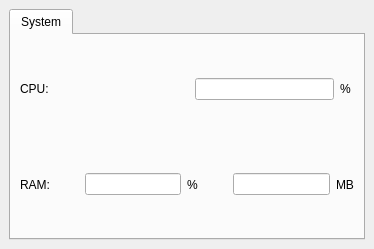
The window that src/gui/ui/dockwidget.ui (pblottiere/snail) describes before a commit, drawn with Qt 5.
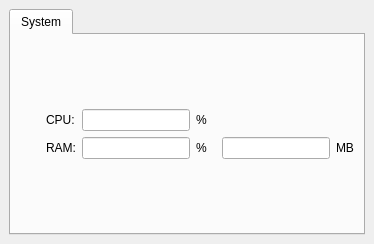
The same window after the commit.

Commit message: Update ui tab system

Patch:
```diff
--- a/src/gui/ui/dockwidget.ui
+++ b/src/gui/ui/dockwidget.ui
@@ -7,7 +7,7 @@
     <x>0</x>
     <y>0</y>
     <width>374</width>
-    <height>249</height>
+    <height>244</height>
    </rect>
   </property>
   <property name="windowTitle">
@@ -24,120 +24,82 @@
        <attribute name="title">
         <string>System</string>
        </attribute>
-       <layout class="QVBoxLayout" name="verticalLayout_2" stretch="1,1,2">
+       <layout class="QVBoxLayout" name="verticalLayout_2" stretch="0,2">
         <item>
-         <layout class="QHBoxLayout" name="mCpuLayout">
-          <item>
-           <widget class="QLabel" name="label">
+         <layout class="QGridLayout" name="mGridLayout" columnstretch="1,1,0,1,0,0">
+          <property name="topMargin">
+           <number>0</number>
+          </property>
+          <item row="2" column="1">
+           <widget class="QLabel" name="label_6">
+            <property name="text">
+             <string>RAM:</string>
+            </property>
+           </widget>
+          </item>
+          <item row="2" column="3">
+           <widget class="QLabel" name="label_8">
+            <property name="text">
+             <string>%</string>
+            </property>
+           </widget>
+          </item>
+          <item row="0" column="1">
+           <widget class="QLabel" name="label_7">
             <property name="text">
              <string>CPU:</string>
             </property>
            </widget>
           </item>
-          <item>
-           <spacer name="horizontalSpacer">
-            <property name="orientation">
-             <enum>Qt::Horizontal</enum>
-            </property>
-            <property name="sizeHint" stdset="0">
-             <size>
-              <width>40</width>
-              <height>20</height>
-             </size>
-            </property>
-           </spacer>
-          </item>
-          <item>
+          <item row="0" column="2">
            <widget class="QLineEdit" name="mCpu">
-            <property name="enabled">
-             <bool>true</bool>
-            </property>
             <property name="alignment">
              <set>Qt::AlignRight|Qt::AlignTrailing|Qt::AlignVCenter</set>
             </property>
-            <property name="readOnly">
-             <bool>true</bool>
-            </property>
            </widget>
           </item>
-          <item>
-           <widget class="QLabel" name="label_5">
+          <item row="0" column="3">
+           <widget class="QLabel" name="label_10">
             <property name="text">
-             <string>% </string>
+             <string>%</string>
             </property>
            </widget>
           </item>
-         </layout>
-        </item>
-        <item>
-         <layout class="QHBoxLayout" name="mRamLayout">
-          <item>
-           <widget class="QLabel" name="label_2">
-            <property name="text">
-             <string>RAM:</string>
-            </property>
-           </widget>
-          </item>
-          <item>
-           <spacer name="horizontalSpacer_2">
-            <property name="orientation">
-             <enum>Qt::Horizontal</enum>
-            </property>
-            <property name="sizeHint" stdset="0">
-             <size>
-              <width>40</width>
-              <height>20</height>
-             </size>
-            </property>
-           </spacer>
-          </item>
-          <item>
+          <item row="2" column="2">
            <widget class="QLineEdit" name="mRamPercent">
             <property name="alignment">
              <set>Qt::AlignRight|Qt::AlignTrailing|Qt::AlignVCenter</set>
             </property>
-            <property name="readOnly">
-             <bool>true</bool>
-            </property>
            </widget>
           </item>
-          <item>
-           <widget class="QLabel" name="label_4">
-            <property name="text">
-             <string>%</string>
-            </property>
-           </widget>
-          </item>
-          <item>
-           <spacer name="horizontalSpacer_3">
-            <property name="orientation">
-             <enum>Qt::Horizontal</enum>
-            </property>
-            <property name="sizeHint" stdset="0">
-             <size>
-              <width>40</width>
-              <height>20</height>
-             </size>
-            </property>
-           </spacer>
-          </item>
-          <item>
-           <widget class="QLineEdit" name="mRamMb">
-            <property name="alignment">
-             <set>Qt::AlignRight|Qt::AlignTrailing|Qt::AlignVCenter</set>
-            </property>
-            <property name="readOnly">
-             <bool>true</bool>
-            </property>
-           </widget>
-          </item>
-          <item>
-           <widget class="QLabel" name="label_3">
+          <item row="2" column="5">
+           <widget class="QLabel" name="label_9">
             <property name="text">
              <string>MB</string>
             </property>
            </widget>
           </item>
+          <item row="2" column="4">
+           <widget class="QLineEdit" name="mRamMb">
+            <property name="alignment">
+             <set>Qt::AlignRight|Qt::AlignTrailing|Qt::AlignVCenter</set>
+            </property>
+           </widget>
+          </item>
+          <item row="0" column="0">
+           <widget class="QLabel" name="label_11">
+            <property name="text">
+             <string/>
+            </property>
+           </widget>
+          </item>
+          <item row="2" column="0">
+           <widget class="QLabel" name="label_12">
+            <property name="text">
+             <string/>
+            </property>
+           </widget>
+          </item>
          </layout>
         </item>
         <item>
```
The commit also changes 1 other file.
